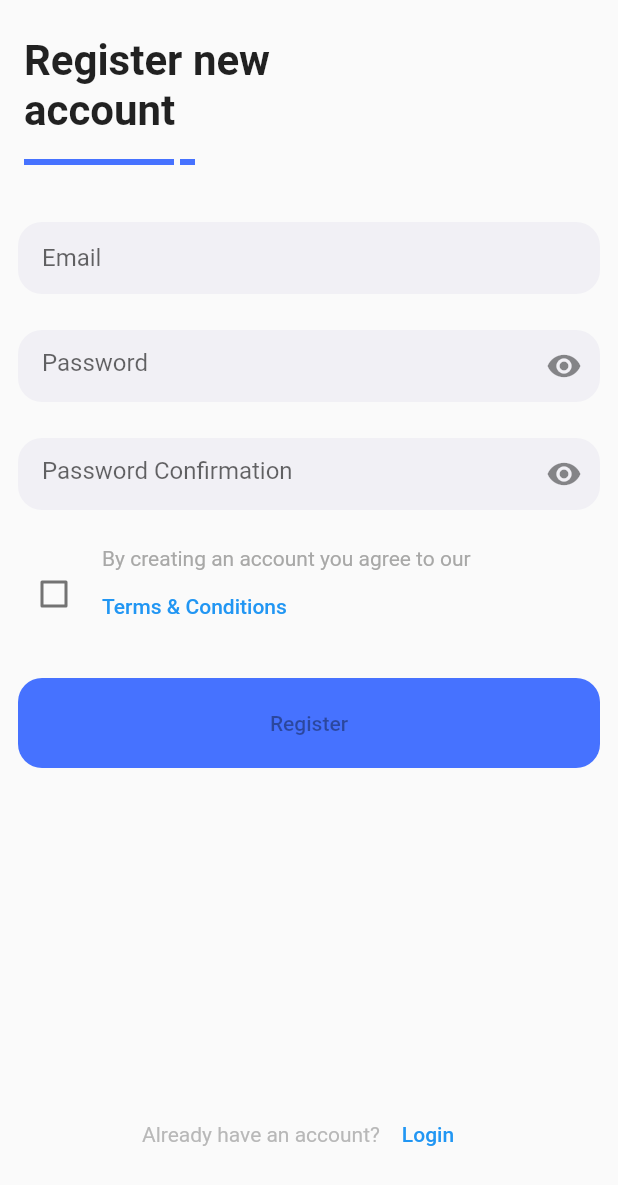
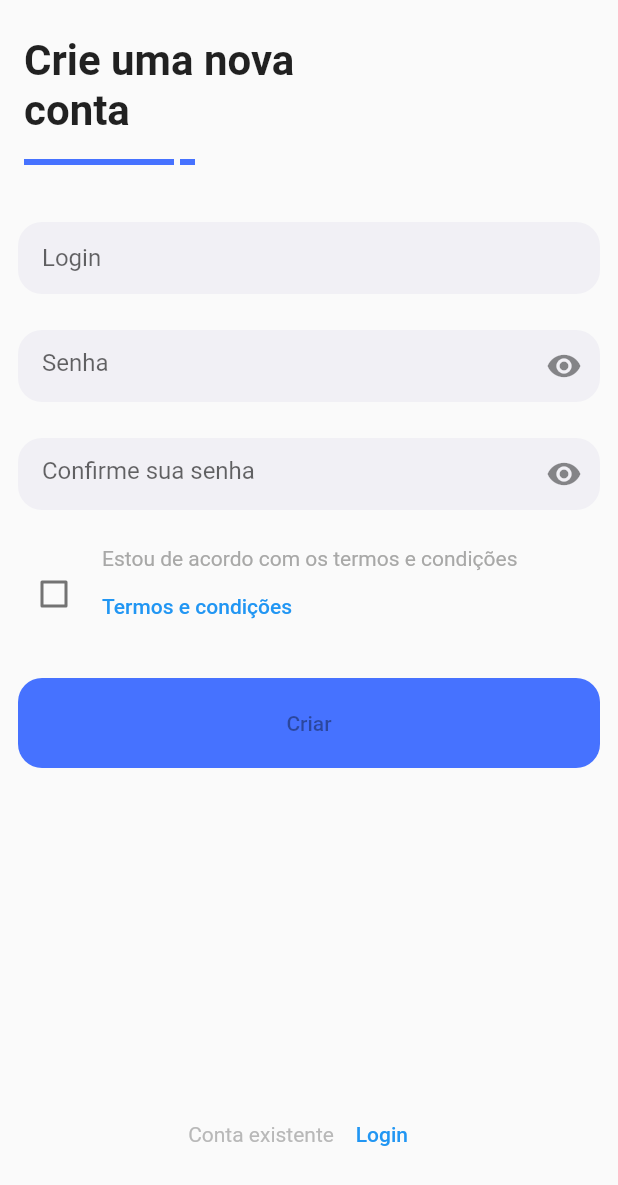
Before and after one commit to mapti-michel/flutter-projeto, a Flutter app: the RegisterPage screen opened by its route, on a phone screen of 412 x 824 dp. Shown: the top 1185 px of the screen. Run offline on Flutter 3.47's test engine with Material 2 defaults, Android fonts, the phone set to English and light mode, and no system bars; our stand-ins replace firebase_analytics, firebase_auth, firebase_core, flutter_slidable; accounts and stored records are empty.

Commit message:
criado um arquivo padrão de mensagens [messages.dart] e aplicado nos arquivos main, login_page e register_page

```diff
--- a/fasesDaLua/lib/main.dart
+++ b/fasesDaLua/lib/main.dart
@@ -11,6 +11,8 @@ import 'pages/login_page.dart';
 import 'pages/main_page.dart';
 import 'pages/splash_page.dart';
 import 'pages/register_page.dart';
+
+import 'pages/messages.dart';
 
 FirebaseAnalytics? analytics;
 
@@ -34,7 +36,7 @@ class MyApp extends StatelessWidget {
   @override
   Widget build(BuildContext context) {
     return MaterialApp(
-      title: 'Simple Login App',
+      title: '$TITLE',
       debugShowCheckedModeBanner: false,
       theme: ThemeData(
         primarySwatch: Colors.blue,
--- a/fasesDaLua/lib/pages/login_page.dart
+++ b/fasesDaLua/lib/pages/login_page.dart
@@ -4,6 +4,9 @@ import 'package:flutter/material.dart';
 import '../appbar.dart';
 import '../input.dart';
 import '../scrollable_column.dart';
+
+import 'messages.dart';
+
 
 class LoginPage extends StatefulWidget {
   const LoginPage() : super();
@@ -20,7 +23,7 @@ class _LoginPage extends State<LoginPage> {
   @override
   Widget build(BuildContext context) {
     return Scaffold(
-      appBar: CustomAppBar(title: "Login to your account"),
+      appBar: CustomAppBar(title: "Entre com o seu login"),
       body: Container(
         padding: EdgeInsets.symmetric(horizontal: 12, vertical: 12),
         child: Form(
@@ -29,20 +32,20 @@ class _LoginPage extends State<LoginPage> {
             children: [
               CustomInputField(
                 keyboardType: TextInputType.emailAddress,
-                hintText: "Email",
+                hintText: "$FIELD_LOGIN",
                 controller: _emailController,
                 validator: (String? email) {
                   if (email == null) {
                     return null;
                   }
                   bool emailValid = RegExp(r"^[a-zA-Z0-9.a-zA-Z0-9.!#$%&'*+-/=?^_`{|}~]+@[a-zA-Z0-9]+\.[a-zA-Z]+").hasMatch(email);
-                  return emailValid ? null : "Email is not valid";
+                  return emailValid ? null : "$ERROR_LOGIN";
                 },
               ),
               SizedBox(height: 24),
               CustomInputField(
                 keyboardType: TextInputType.visiblePassword,
-                hintText: "Password",
+                hintText: "$FIELD_PASS",
                 obscureText: true,
                 controller: _passwordController,
                 validator: (String? password) {
@@ -50,19 +53,19 @@ class _LoginPage extends State<LoginPage> {
                     return null;
                   }
                   if (password.length < 6) {
-                    return "Password is too short";
+                    return "$ERROR_PASSW";
                   }
                 },
               ),
               SizedBox(height: 24),
               CustomCheckbox(
-                labelText: "Remember me",
+                labelText: "$FIELD_REMENBER",
                 value: _rememberMeChecked,
                 onChanged: (checked) => setState(() => _rememberMeChecked = checked ?? false),
               ),
               SizedBox(height: 24),
               ElevatedButton(
-                child: Text("Login"),
+                child: Text("$BT_LOGIN"),
                 onPressed: () {
                   if (_formKey.currentState!.validate()) {
                     FirebaseAuth.instance
@@ -75,11 +78,11 @@ class _LoginPage extends State<LoginPage> {
                     }).catchError((Object exception) {
                       if (exception is FirebaseAuthException) {
                         ScaffoldMessenger.of(context).showSnackBar(
-                          SnackBar(content: Text('Failed to auth: ${exception.message}')),
+                          SnackBar(content: Text('$FAIL_AUTH: ${exception.message}')),
                         );
                       } else {
                         ScaffoldMessenger.of(context).showSnackBar(
-                          SnackBar(content: Text('Unhandled auth error ${exception}')),
+                          SnackBar(content: Text('$FAIL_ERRO_AUTH ${exception}')),
                         );
                       }
                     });
@@ -94,13 +97,13 @@ class _LoginPage extends State<LoginPage> {
                 mainAxisSize: MainAxisSize.max,
                 children: [
                   Text(
-                    "Don't have an account",
+                    "$FIELD_NEW_ACCOUNT",
                     style: TextStyle(
                       color: Color(0xFFb8b8b8),
                     ),
                   ),
                   TextButton(
-                    child: Text("Register"),
+                    child: Text("$FIELD_ADD_NEW_ACCOUNT"),
                     onPressed: () => {
                       Navigator.of(context).pushNamed("/register")
                     },
--- /dev/null
+++ b/fasesDaLua/lib/pages/messages.dart
@@ -0,0 +1,32 @@
+final TITLE = "Fases da Lua - Grupo Dois";
+final TITLE_LOGIN = "Entre com o seu Login";
+
+//FORM
+final FIELD_LOGIN = "Login";
+final FIELD_PASS = "Senha";
+
+final FIELD_REMENBER = "Me lembre";
+final FIELD_NEW_ACCOUNT = "Não tem uma conta ?";
+final FIELD_ADD_NEW_ACCOUNT = "Crie uma nova conta";
+final FIELD_PASS_CONFIRM = "Confirme sua senha";
+
+//MESSAGES DOCS
+final MSG_AGREE = "Estou de acordo com os termos e condições";
+final TERMS = "Termos e condições";
+
+final ACCOUNT_EXIST = "Conta existente";
+
+//BUTTON
+final BT_LOGIN = "Logar";
+final BT_CREATE = "Criar";
+
+//ERRORS
+final FAIL_AUTH = "Falha na autenticação";
+final FAIL_ERRO_AUTH = "Erro na autenticação";
+final ERROR_LOGIN = "Login inválido";
+final ERROR_PASSW = "Senha inválida";
+final ERROR_PASSW_SHORT = "Senha muito curta";
+final ERROR_PASSW_NCONFIRM = "Senha não confirmada";
+
+final FAIL_CREATE = "Falha na criação";
+final ERROR_CREATE = "Erro na criação";
--- a/fasesDaLua/lib/pages/register_page.dart
+++ b/fasesDaLua/lib/pages/register_page.dart
@@ -4,6 +4,9 @@ import 'package:flutter/material.dart';
 import '../appbar.dart';
 import '../input.dart';
 import '../scrollable_column.dart';
+
+import 'messages.dart';
+
 
 class RegisterPage extends StatefulWidget {
   const RegisterPage() : super();
@@ -21,7 +24,7 @@ class _RegisterPage extends State<RegisterPage> {
   @override
   Widget build(BuildContext context) {
     return Scaffold(
-      appBar: CustomAppBar(title: "Register new account"),
+      appBar: CustomAppBar(title: "$FIELD_ADD_NEW_ACCOUNT"),
       body: Container(
         padding: EdgeInsets.symmetric(horizontal: 12, vertical: 12),
         child: Form(
@@ -30,20 +33,20 @@ class _RegisterPage extends State<RegisterPage> {
             children: [
               CustomInputField(
                 keyboardType: TextInputType.emailAddress,
-                hintText: "Email",
+                hintText: "$FIELD_LOGIN",
                 controller: _emailController,
                 validator: (String? email) {
                   if (email == null) {
                     return null;
                   }
                   bool emailValid = RegExp(r"^[a-zA-Z0-9.a-zA-Z0-9.!#$%&'*+-/=?^_`{|}~]+@[a-zA-Z0-9]+\.[a-zA-Z]+").hasMatch(email);
-                  return emailValid ? null : "Email is not valid";
+                  return emailValid ? null : "$ERROR_LOGIN";
                 },
               ),
               SizedBox(height: 24),
               CustomInputField(
                 keyboardType: TextInputType.visiblePassword,
-                hintText: "Password",
+                hintText: "$FIELD_PASS",
                 obscureText: true,
                 controller: _passwordController,
                 validator: (String? password) {
@@ -51,14 +54,14 @@ class _RegisterPage extends State<RegisterPage> {
                     return null;
                   }
                   if (password.length < 6) {
-                    return "Password is too short";
+                    return "$ERROR_PASSW_SHORT";
                   }
                 },
               ),
               SizedBox(height: 24),
               CustomInputField(
                 keyboardType: TextInputType.visiblePassword,
-                hintText: "Password Confirmation",
+                hintText: "$FIELD_PASS_CONFIRM",
                 obscureText: true,
                 controller: _passwordConfirmationController,
                 validator: (String? password) {
@@ -66,7 +69,7 @@ class _RegisterPage extends State<RegisterPage> {
                     return null;
                   }
                   if (password != _passwordConfirmationController.value.text) {
-                    return "Password is not confirmed";
+                    return "$ERROR_PASSW_NCONFIRM";
                   }
                 },
               ),
@@ -78,16 +81,16 @@ class _RegisterPage extends State<RegisterPage> {
                     Padding(
                       padding: EdgeInsets.only(left: 8),
                       child: Text(
-                        "By creating an account you agree to our",
+                        "$MSG_AGREE",
                         style: TextStyle(
                           color: Color(0xFFa8a8a7),
                         ),
                       ),
                     ),
                     TextButton(
-                      child: Text('Terms & Conditions'),
+                      child: Text('$TERMS'),
                       onPressed: () {
-                        print("// Terms & Conditions");
+                        print("// $TERMS");
                       },
                     ),
                   ],
@@ -97,7 +100,7 @@ class _RegisterPage extends State<RegisterPage> {
               ),
               SizedBox(height: 24),
               ElevatedButton(
-                child: Text("Register"),
+                child: Text("$BT_CREATE"),
                 onPressed: !_agreeWithTermsAndConditions
                     ? null
                     : () {
@@ -112,11 +115,11 @@ class _RegisterPage extends State<RegisterPage> {
                           }).catchError((Object exception) {
                             if (exception is FirebaseAuthException) {
                               ScaffoldMessenger.of(context).showSnackBar(
-                                SnackBar(content: Text('Failed to register: ${exception.message}')),
+                                SnackBar(content: Text('$FAIL_CREATE: ${exception.message}')),
                               );
                             } else {
                               ScaffoldMessenger.of(context).showSnackBar(
-                                SnackBar(content: Text('Unhandled register error ${exception}')),
+                                SnackBar(content: Text('$ERROR_CREATE ${exception}')),
                               );
                             }
                           });
@@ -131,13 +134,13 @@ class _RegisterPage extends State<RegisterPage> {
                 mainAxisSize: MainAxisSize.max,
                 children: [
                   Text(
-                    "Already have an account?",
+                    "$ACCOUNT_EXIST",
                     style: TextStyle(
                       color: Color(0xFFb8b8b8),
                     ),
                   ),
                   TextButton(
-                    child: Text("Login"),
+                    child: Text("$FIELD_LOGIN"),
                     onPressed: () => {
                       Navigator.of(context).pushNamed("/login")
                     },
```
Also changed, not shown: fasesDaLua/pubspec.lock (added), 18 other files.
